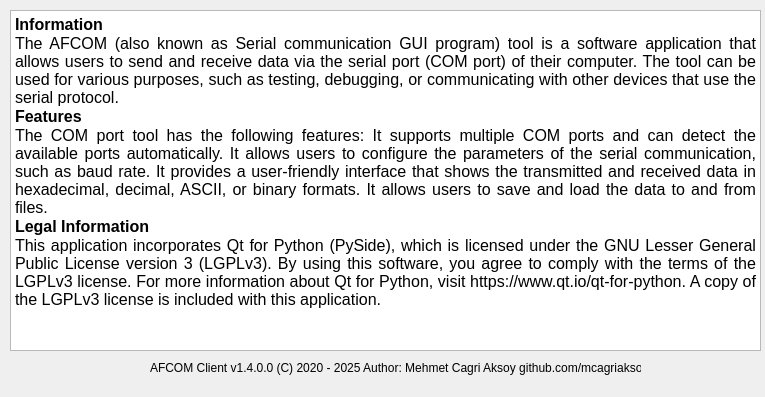
Before: the Qt Designer form ui/help.ui in mcagriaksoy/Serial-Communication-GUI-Program, drawn with Qt 5.
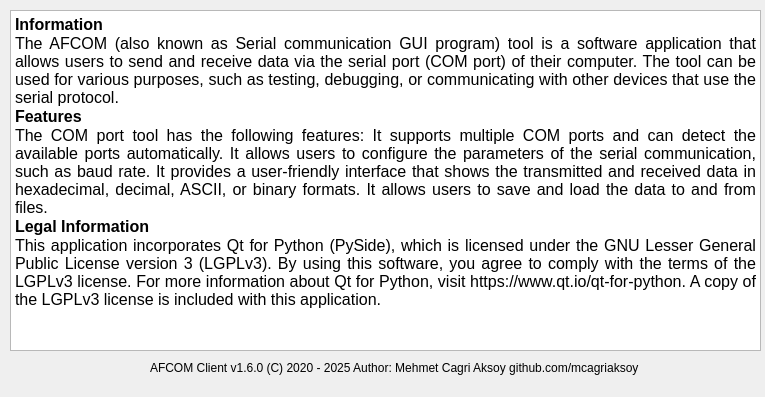
After: the same form once the commit is applied.

```diff
--- a/ui/help.ui
+++ b/ui/help.ui
@@ -58,7 +58,7 @@
     </rect>
    </property>
    <property name="text">
-    <string>AFCOM Client v1.4.0.0 (C) 2020 - 2025 Author: Mehmet Cagri Aksoy github.com/mcagriaksoy</string>
+    <string>AFCOM Client v1.6.0 (C) 2020 - 2025 Author: Mehmet Cagri Aksoy github.com/mcagriaksoy</string>
    </property>
   </widget>
  </widget>
```
Left out of the diff: 21 changed lines with no effect on the pictures.
